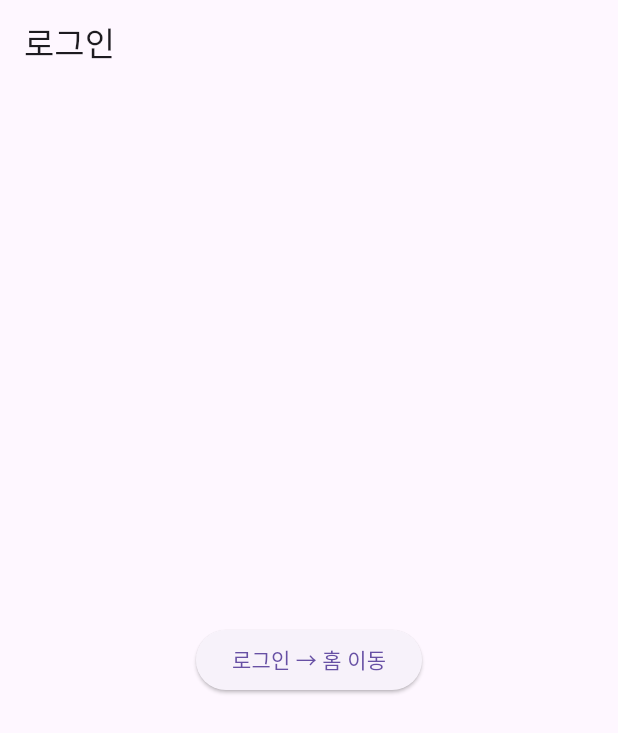
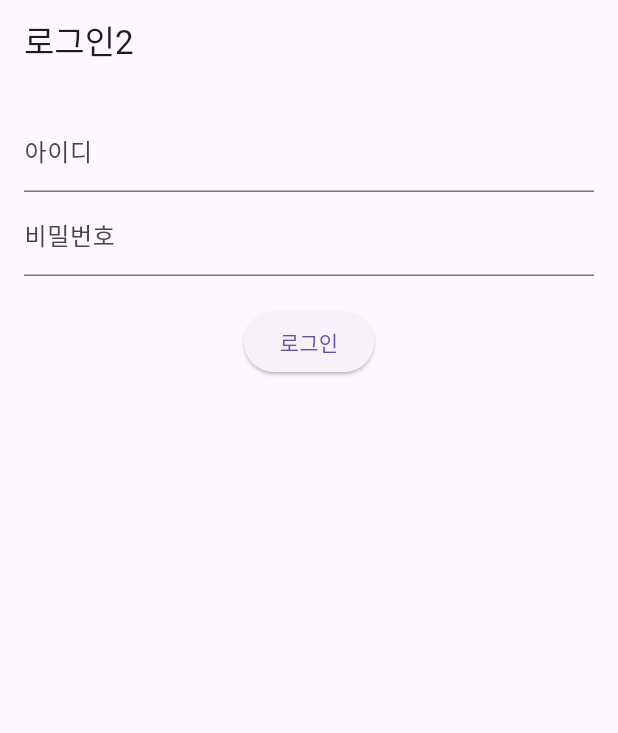
Before and after one commit to nicednjsdud/M-rich_Frontend, a Flutter app: the screen it shows after launch, on a phone screen of 412 x 824 dp. Shown: the top 733 px of the screen. Run offline on Flutter 3.47's test engine with Material 3 defaults, Android fonts, the light colour scheme and no system bars; our stand-ins replace dio, flutter_bloc, flutter_secure_storage, go_router; Roboto replaces fonts that are missing (Pretendard).

Commit message:
feat: auth feature 구조 설정 및 초기 작업
- 패키지 구조 설정 (clean architecture + bloc 패턴)
- features/auth/data/datasources/authApi.dart 생성
- core/network/dioClient.dart 생성
- shared_preferences 및 flutter_secure_storage 연동 준비
- 로그인 성공 시 토큰 저장 로직 설계
- 라우팅 처리용 go_router 기반 구조 준비

```diff
--- /dev/null
+++ b/m_rich_frontend/devtools_options.yaml
@@ -0,0 +1,3 @@
+description: This file stores settings for Dart & Flutter DevTools.
+documentation: https://docs.flutter.dev/tools/devtools/extensions#configure-extension-enablement-states
+extensions:
--- a/m_rich_frontend/lib/core/router/appRouter.dart
+++ /dev/null
@@ -1,18 +0,0 @@
-import 'package:flutter/material.dart';
-import 'package:go_router/go_router.dart';
-import 'package:mrich_frontend/presentation/screens/login/loginScreen.dart';
-import 'package:mrich_frontend/presentation/screens/home/homeScreen.dart';
-
-final GoRouter router = GoRouter(
-  initialLocation: '/',
-  routes: [
-    GoRoute(
-      path: '/',
-      builder: (context, state) => const LoginScreen(),
-    ),
-    GoRoute(
-      path: '/home',
-      builder: (context, state) => const HomeScreen(),
-    ),
-  ],
-);
--- /dev/null
+++ b/m_rich_frontend/lib/features/auth/data/models/loginRequest.dart
@@ -0,0 +1,14 @@
+class LoginRequest {
+  final String username;
+  final String password;
+
+  LoginRequest({
+    required this.username,
+    required this.password,
+  });
+
+  Map<String, dynamic> toJson() => {
+        'username': username,
+        'password': password,
+      };
+}
--- /dev/null
+++ b/m_rich_frontend/lib/features/auth/data/models/tokenResponse.dart
@@ -0,0 +1,16 @@
+class TokenResponse {
+  final String accessToken;
+  final String refreshToken;
+
+  TokenResponse({
+    required this.accessToken,
+    required this.refreshToken,
+  });
+
+  factory TokenResponse.fromJson(Map<String, dynamic> json) {
+    return TokenResponse(
+      accessToken: json['accessToken'],
+      refreshToken: json['refreshToken'],
+    );
+  }
+}
--- /dev/null
+++ b/m_rich_frontend/lib/features/auth/data/repositories/authRepositoryImpl.dart
@@ -0,0 +1,20 @@
+import 'package:mrich_frontend/features/auth/authApi.dart';
+import 'package:mrich_frontend/features/auth/data/models/loginRequest.dart';
+import 'package:mrich_frontend/features/auth/data/models/tokenResponse.dart';
+import 'package:mrich_frontend/features/auth/domain/repositories/authRepository.dart';
+
+class AuthRepositoryImpl implements AuthRepository {
+  final AuthApi _api;
+
+  AuthRepositoryImpl(this._api);
+
+  @override
+  Future<TokenResponse> login(LoginRequest request) {
+    return _api.login(request);
+  }
+
+  @override
+  Future<TokenResponse> refreshToken(String refreshToken) {
+    return _api.refreshToken(refreshToken);
+  }
+}
--- /dev/null
+++ b/m_rich_frontend/lib/features/auth/domain/repositories/authRepository.dart
@@ -0,0 +1,10 @@
+import 'package:mrich_frontend/features/auth/data/models/loginRequest.dart';
+import 'package:mrich_frontend/features/auth/data/models/tokenResponse.dart';
+
+abstract class AuthRepository {
+  /// 로그인 시도
+  Future<TokenResponse> login(LoginRequest request);
+
+  /// 토큰 재발급
+  Future<TokenResponse> refreshToken(String refreshToken);
+}
--- /dev/null
+++ b/m_rich_frontend/lib/features/auth/presentation/blocs/authEvent.dart
@@ -0,0 +1,8 @@
+abstract class AuthEvent {}
+
+class LoginRequested extends AuthEvent {
+  final String username;
+  final String password;
+
+  LoginRequested({required this.username, required this.password});
+}
--- /dev/null
+++ b/m_rich_frontend/lib/features/auth/presentation/blocs/authState.dart
@@ -0,0 +1,18 @@
+abstract class AuthState {}
+
+class AuthInitial extends AuthState {}
+
+class AuthLoading extends AuthState {}
+
+class AuthSuccess extends AuthState {
+  final String accessToken;
+  final String refreshToken;
+
+  AuthSuccess({required this.accessToken, required this.refreshToken});
+}
+
+class AuthFailure extends AuthState {
+  final String error;
+
+  AuthFailure({required this.error});
+}
--- /dev/null
+++ b/m_rich_frontend/lib/features/auth/presentation/screens/loginScreen.dart
@@ -0,0 +1,65 @@
+import 'package:flutter/material.dart';
+import 'package:flutter_bloc/flutter_bloc.dart';
+import 'package:mrich_frontend/features/auth/presentation/blocs/authBloc.dart';
+import 'package:mrich_frontend/features/auth/presentation/blocs/authEvent.dart';
+import 'package:mrich_frontend/features/auth/presentation/blocs/authState.dart';
+
+class LoginScreen extends StatelessWidget {
+  final TextEditingController usernameController = TextEditingController();
+  final TextEditingController passwordController = TextEditingController();
+
+  LoginScreen({super.key});
+
+  @override
+  Widget build(BuildContext context) {
+    return Scaffold(
+      appBar: AppBar(title: const Text("로그인2")),
+      body: Padding(
+        padding: const EdgeInsets.all(16.0),
+        child: BlocConsumer<AuthBloc, AuthState>(
+          listener: (context, state) {
+            if (state is AuthSuccess) {
+              ScaffoldMessenger.of(context).showSnackBar(
+                const SnackBar(content: Text("로그인 성공!")),
+              );
+              // TODO: 다음 화면으로 이동
+            } else if (state is AuthFailure) {
+              ScaffoldMessenger.of(context).showSnackBar(
+                SnackBar(content: Text("에러: ${state.error}")),
+              );
+            }
+          },
+          builder: (context, state) {
+            return Column(
+              children: [
+                TextField(
+                  controller: usernameController,
+                  decoration: const InputDecoration(labelText: "아이디"),
+                ),
+                TextField(
+                  controller: passwordController,
+                  obscureText: true,
+                  decoration: const InputDecoration(labelText: "비밀번호"),
+                ),
+                const SizedBox(height: 20),
+                ElevatedButton(
+                  onPressed: () {
+                    context.read<AuthBloc>().add(
+                          LoginRequested(
+                            username: usernameController.text,
+                            password: passwordController.text,
+                          ),
+                        );
+                  },
+                  child: state is AuthLoading
+                      ? const CircularProgressIndicator(color: Colors.white)
+                      : const Text("로그인"),
+                )
+              ],
+            );
+          },
+        ),
+      ),
+    );
+  }
+}
--- a/m_rich_frontend/lib/main.dart
+++ b/m_rich_frontend/lib/main.dart
@@ -1,5 +1,11 @@
+import 'package:dio/dio.dart';
 import 'package:flutter/material.dart';
-import 'package:mrich_frontend/core/router/appRouter.dart';
+import 'package:flutter_bloc/flutter_bloc.dart';
+import 'package:mrich_frontend/features/auth/authApi.dart';
+import 'package:mrich_frontend/features/auth/domain/repositories/authRepository.dart';
+import 'package:mrich_frontend/features/auth/presentation/blocs/authBloc.dart';
+import 'package:mrich_frontend/features/auth/presentation/screens/loginScreen.dart';
+import 'features/auth/data/repositories/authRepositoryImpl.dart';
 
 void main() {
   runApp(const MyApp());
@@ -10,13 +16,24 @@ class MyApp extends StatelessWidget {
 
   @override
   Widget build(BuildContext context) {
-    return MaterialApp.router(
-      title: 'Mrich App',
-      theme: ThemeData(
-        primarySwatch: Colors.indigo,
-        fontFamily: 'Pretendard',
+    final dio = Dio();
+    final authApi = AuthApi(dio);
+    final AuthRepository repository = AuthRepositoryImpl(authApi);
+
+    return MultiBlocProvider(
+      providers: [
+        BlocProvider(
+          create: (_) => AuthBloc(repository),
+        ),
+      ],
+      child: MaterialApp(
+        title: 'mRich',
+        theme: ThemeData(
+          primarySwatch: Colors.indigo,
+          useMaterial3: true,
+        ),
+        home: LoginScreen(),
       ),
-      routerConfig: router,
     );
   }
 }
--- a/m_rich_frontend/lib/presentation/screens/login/loginScreen.dart
+++ /dev/null
@@ -1,20 +0,0 @@
-import 'package:flutter/material.dart';
-// ignore: depend_on_referenced_packages
-import 'package:go_router/go_router.dart';
-
-class LoginScreen extends StatelessWidget {
-  const LoginScreen({super.key});
-
-  @override
-  Widget build(BuildContext context) {
-    return Scaffold(
-      appBar: AppBar(title: const Text("로그인")),
-      body: Center(
-        child: ElevatedButton(
-          onPressed: () => context.go('/home'),
-          child: const Text("로그인 → 홈 이동"),
-        ),
-      ),
-    );
-  }
-}
--- a/m_rich_frontend/pubspec.yaml
+++ b/m_rich_frontend/pubspec.yaml
@@ -36,6 +36,9 @@ dependencies:
   get_it: ^7.6.4
   json_annotation: ^4.8.1
   go_router: ^14.8.1
+  dio: ^5.8.0+1
+  flutter_secure_storage: ^9.0.0
+  go_router: ^13.0.1
 
 dev_dependencies:
   flutter_test:
```
Also changed, not shown: m_rich_frontend/lib/app/routes/goRouter.dart (added, +17 -0 lines), m_rich_frontend/lib/core/network/dioClient.dart (added, +14 -0 lines), m_rich_frontend/lib/core/services/tokenStorage.dart (added, +22 -0 lines), m_rich_frontend/lib/features/auth/authApi.dart (added, +25 -0 lines), m_rich_frontend/lib/features/auth/presentation/bloc/auth/authBloc.dart (added, +27 -0 lines), m_rich_frontend/lib/features/auth/presentation/blocs/authBloc.dart (added, +27 -0 lines), m_rich_frontend/lib/features/auth/presentation/screens/home/homeScreen.dart (renamed from m_rich_frontend/lib/presentation/screens/home/homeScreen.dart), m_rich_frontend/pubspec.lock, 7 other files.
